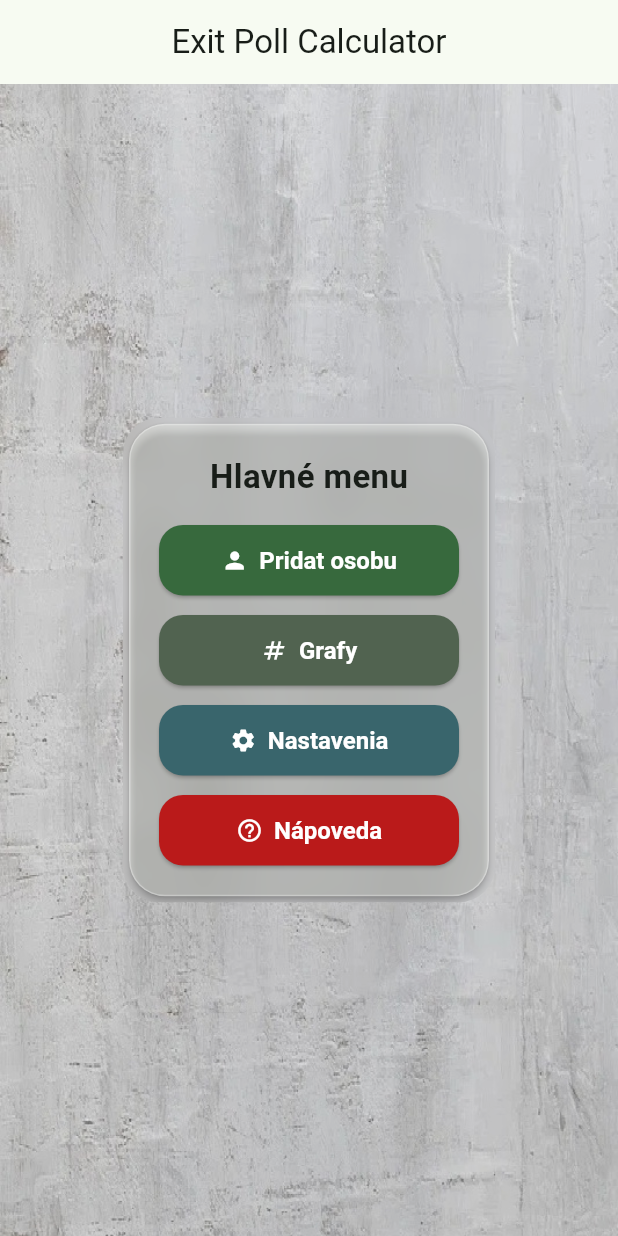
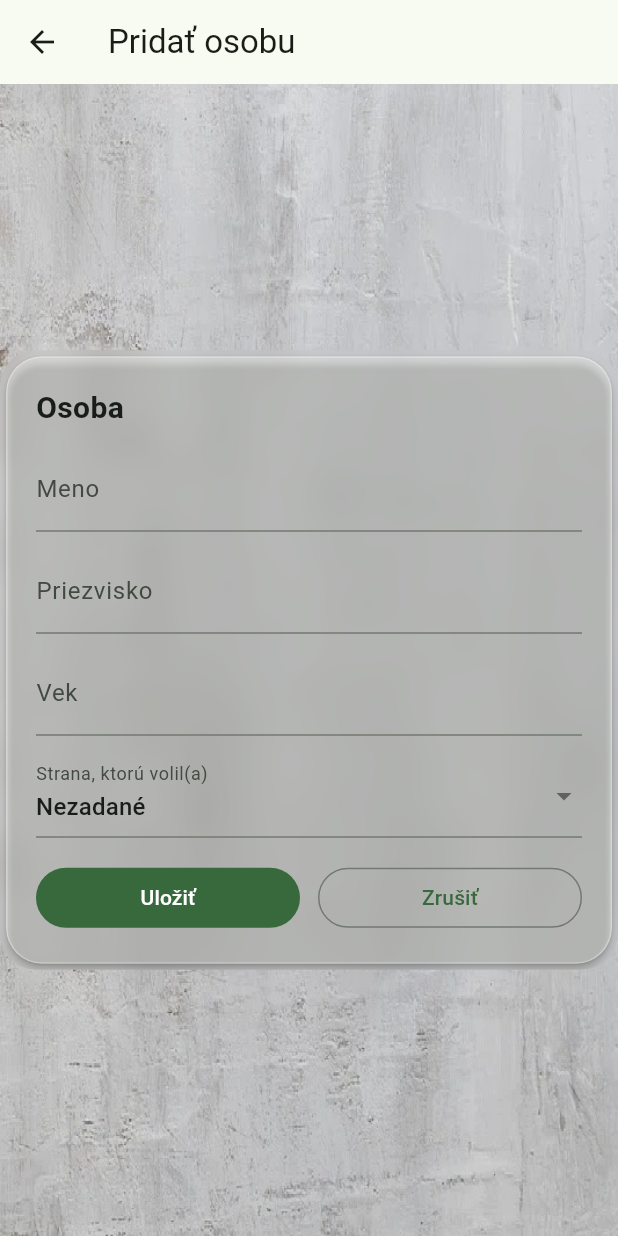
Before and after one commit to S4B4T0N/ExpitPollRequest, a Flutter app: the screen it shows after launch, after a tap on "Pridat osobu", on a phone screen of 412 x 824 dp. Run offline on Flutter 3.47's test engine with Material 3 defaults, Android fonts, the phone set to English and light mode, and no system bars.

Commit message:
pridanie fronthendu, Screenu PridajOsobu + spolocny widget pre pozadie menu (sklo)

```diff
--- a/lib/main.dart
+++ b/lib/main.dart
@@ -1,5 +1,7 @@
 import 'dart:ui' show ImageFilter;
 import 'package:flutter/material.dart';
+import 'package:exit_poll_request/screens/pridaj_osobu.dart';
+import 'package:exit_poll_request/widgets/glass_card.dart';
 
 void main() => runApp(const MainApp());
 
@@ -84,7 +86,14 @@ class HomeScreen extends StatelessWidget {
                                 icon: Icons.person,
                                 label: 'Pridat osobu',
                                 color: cs.primary,
-                                onTap: () {},
+                                onTap: () {
+                                  debugPrint('tap pridaj_osobu');
+                                  Navigator.of(context).push(
+                                    MaterialPageRoute(
+                                      builder: (_) => const PridajOsobu(),
+                                    ),
+                                  );
+                                },
                               ),
                               _MenuButton(
                                 icon: Icons.numbers,
--- /dev/null
+++ b/lib/screens/pridaj_osobu.dart
@@ -0,0 +1,159 @@
+import 'dart:ui' show ImageFilter;
+import 'package:flutter/material.dart';
+import 'package:exit_poll_request/widgets/glass_card.dart';
+
+class PridajOsobu extends StatefulWidget {
+  const PridajOsobu({super.key});
+
+  @override
+  State<PridajOsobu> createState() => _PridajOsobuState();
+}
+
+class _PridajOsobuState extends State<PridajOsobu> {
+  final _formKey = GlobalKey<FormState>();
+  final _menoCtrl = TextEditingController();
+  final _priezCtrl = TextEditingController();
+  final _vekCtrl = TextEditingController();
+
+  final List<String> _strany = <String>[
+    'Nezadané',
+    'Strana A',
+    'Strana B',
+    'Strana C',
+  ];
+  String? _zvolenaStrana = 'Nezadané';
+
+  @override
+  void dispose() {
+    _menoCtrl.dispose();
+    _priezCtrl.dispose();
+    _vekCtrl.dispose();
+    super.dispose();
+  }
+
+  @override
+  Widget build(BuildContext context) {
+    return Scaffold(
+      appBar: AppBar(title: const Text('Pridať osobu')),
+      body: Stack(
+        fit: StackFit.expand,
+        children: [
+          Image.asset('assets/pozadie/pozadie.jpg', fit: BoxFit.cover),
+          Container(color: const Color.fromRGBO(0, 0, 0, 0.12)),
+          Center(
+            child: GlassCard(
+              child: Form(
+                key: _formKey,
+                child: Column(
+                  mainAxisSize: MainAxisSize.min,
+                  crossAxisAlignment: CrossAxisAlignment.stretch,
+                  children: [
+                    const Text(
+                      'Osoba',
+                      style: TextStyle(
+                        fontSize: 20,
+                        fontWeight: FontWeight.w700,
+                      ),
+                    ),
+                    const SizedBox(height: 12),
+
+                    TextFormField(
+                      controller: _menoCtrl,
+                      textInputAction: TextInputAction.next,
+                      decoration: const InputDecoration(labelText: 'Meno'),
+                      validator: (v) {
+                        final t = v?.trim() ?? '';
+                        if (t.isEmpty) return 'Zadaj meno';
+                        if (t.length < 2) return 'Min. 2 znaky';
+                        if (t.length > 60) return 'Max. 60 znakov';
+                        return null;
+                      },
+                    ),
+                    const SizedBox(height: 12),
+
+                    TextFormField(
+                      controller: _priezCtrl,
+                      textInputAction: TextInputAction.next,
+                      decoration: const InputDecoration(
+                        labelText: 'Priezvisko',
+                      ),
+                      validator: (v) {
+                        final t = v?.trim() ?? '';
+                        if (t.isEmpty) return 'Zadaj priezvisko';
+                        if (t.length < 2) return 'Min. 2 znaky';
+                        if (t.length > 60) return 'Max. 60 znakov';
+                        return null;
+                      },
+                    ),
+                    const SizedBox(height: 12),
+
+                    TextFormField(
+                      controller: _vekCtrl,
+                      keyboardType: TextInputType.number,
+                      textInputAction: TextInputAction.next,
+                      decoration: const InputDecoration(labelText: 'Vek'),
+                      validator: (v) {
+                        final t = v?.trim() ?? '';
+                        final n = int.tryParse(t);
+                        if (n == null) return 'Zadaj celé číslo';
+                        if (n < 18 || n > 120) return 'Vek 18–120';
+                        return null;
+                      },
+                    ),
+                    const SizedBox(height: 12),
+
+                    DropdownButtonFormField<String>(
+                      initialValue: _zvolenaStrana,
+                      items: _strany
+                          .map(
+                            (s) => DropdownMenuItem<String>(
+                              value: s,
+                              child: Text(s),
+                            ),
+                          )
+                          .toList(),
+                      decoration: const InputDecoration(
+                        labelText: 'Strana, ktorú volil(a)',
+                      ),
+                      onChanged: (v) => setState(() => _zvolenaStrana = v),
+                    ),
+                    const SizedBox(height: 16),
+
+                    Row(
+                      children: [
+                        Expanded(
+                          child: FilledButton(
+                            onPressed: _onSave,
+                            child: const Text('Uložiť'),
+                          ),
+                        ),
+                        const SizedBox(width: 12),
+                        Expanded(
+                          child: OutlinedButton(
+                            onPressed: () => Navigator.pop(context),
+                            child: const Text('Zrušiť'),
+                          ),
+                        ),
+                      ],
+                    ),
+                  ],
+                ),
+              ),
+            ),
+          ),
+        ],
+      ),
+    );
+  }
+
+  void _onSave() {
+    if (!_formKey.currentState!.validate()) return;
+    final data = {
+      'name': _menoCtrl.text.trim(),
+      'surname': _priezCtrl.text.trim(),
+      'age': int.parse(_vekCtrl.text.trim()),
+      'party': _zvolenaStrana,
+    };
+    Navigator.pop(context, data);
+  }
+}
--- /dev/null
+++ b/lib/widgets/glass_card.dart
@@ -0,0 +1,36 @@
+import 'dart:ui' show ImageFilter;
+import 'package:flutter/material.dart';
+
+class GlassCard extends StatelessWidget {
+  const GlassCard({super.key, required this.child, this.maxWidth = 520});
+  final Widget child;
+  final double maxWidth;
+
+  @override
+  Widget build(BuildContext context) {
+    final cs = Theme.of(context).colorScheme;
+    return ClipRRect(
+      borderRadius: BorderRadius.circular(24),
+      child: BackdropFilter(
+        filter: ImageFilter.blur(sigmaX: 10, sigmaY: 10),
+        child: ConstrainedBox(
+          constraints: BoxConstraints(maxWidth: maxWidth),
+          child: Card(
+            elevation: 2,
+            clipBehavior: Clip.antiAlias,
+            shape: RoundedRectangleBorder(
+              borderRadius: BorderRadius.circular(24),
+              side: BorderSide(
+                color: Colors.white.withValues(alpha: 0.28),
+                width: 1,
+              ),
+            ),
+            color: cs.surface.withValues(alpha: 0.32),
+            surfaceTintColor: Colors.white,
+            child: Padding(padding: const EdgeInsets.all(20), child: child),
+          ),
+        ),
+      ),
+    );
+  }
+}
--- a/pubspec.yaml
+++ b/pubspec.yaml
@@ -1,4 +1,4 @@
-name: mt_projekt_1
+name: exit_poll_request
 description: "A new Flutter project."
 publish_to: 'none'
 version: 0.1.0
```
Also changed, not shown: 1 other file.
